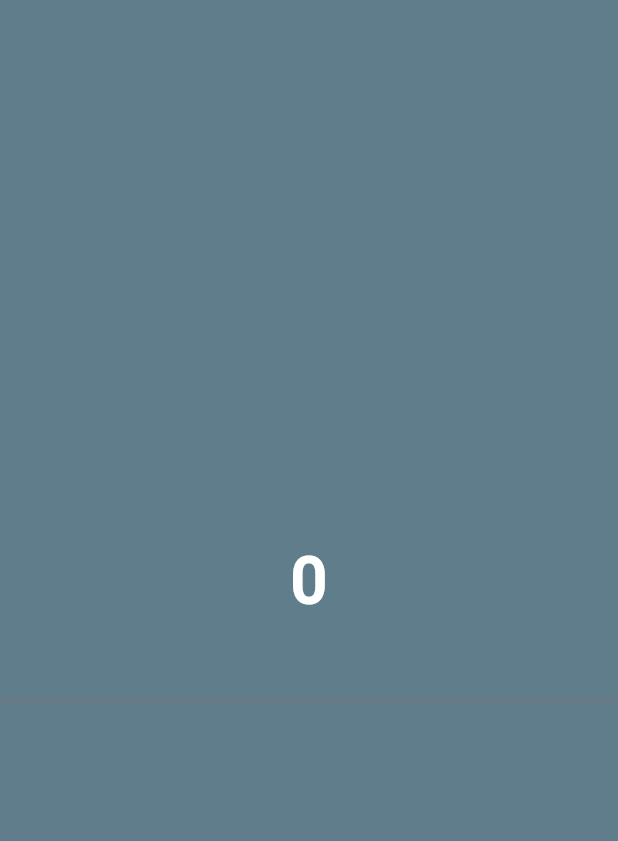
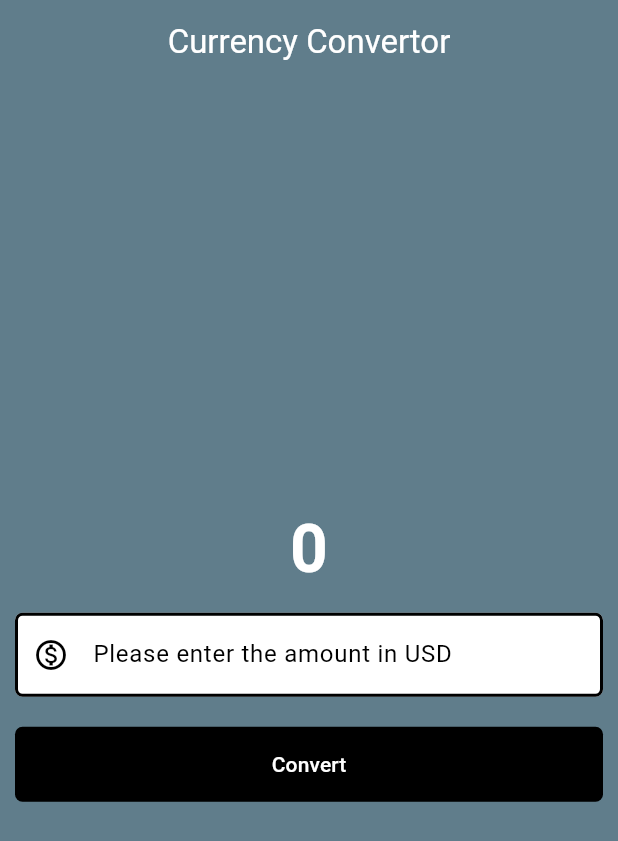
Before and after one commit to Pushpesh987/prac, a Flutter app: the screen it shows after launch, on a phone screen of 412 x 824 dp. Shown: the top 841 px of the screen. Run offline on Flutter 3.47's test engine with Material 3 defaults, Android fonts, the phone set to English and light mode, and no system bars.

Commit message:
currency convertor app static

```diff
--- a/lib/main.dart
+++ b/lib/main.dart
@@ -11,7 +11,7 @@ class MyApp extends StatelessWidget {
 
   @override
   Widget build(BuildContext context) {
-    return const MaterialApp(
+    return MaterialApp(
       debugShowCheckedModeBanner: false,
       home: CurrencyConvertorMaterialPage(),
     );
--- a/lib/pages/currency_convertor_page.dart
+++ b/lib/pages/currency_convertor_page.dart
@@ -1,24 +1,81 @@
+import 'package:flutter/foundation.dart';
 import 'package:flutter/material.dart';
 
 class CurrencyConvertorMaterialPage extends StatelessWidget {
-  const CurrencyConvertorMaterialPage({super.key});
+  CurrencyConvertorMaterialPage({super.key});
+
+  final border = OutlineInputBorder(
+    borderSide: const BorderSide(width: 2.0, style: BorderStyle.solid),
+    borderRadius: BorderRadius.circular(5),
+  );
 
   @override
   Widget build(BuildContext context) {
-    return const Scaffold(
+    return Scaffold(
       backgroundColor: Colors.blueGrey,
+      appBar: AppBar(
+        backgroundColor: Colors.blueGrey,
+        title: const Text(
+          "Currency Convertor",
+          style: TextStyle(color: Colors.white),
+        ),
+        centerTitle: true,
+      ),
       body: Center(
         child: Column(
           mainAxisAlignment: MainAxisAlignment.center,
           children: [
-            Text(
+            const Text(
               "0",
               style: TextStyle(
                   fontSize: 44,
                   fontWeight: FontWeight.bold,
                   color: Colors.white),
             ),
-            TextField(),
+            Padding(
+              padding: const EdgeInsets.all(10.0),
+              child: TextField(
+                style: const TextStyle(
+                  color: Colors.black,
+                ),
+                decoration: InputDecoration(
+                  hintText: "Please enter the amount in USD",
+                  hintStyle: const TextStyle(color: Colors.black),
+                  prefixIcon: const Icon(Icons.monetization_on_outlined),
+                  prefixIconColor: Colors.black,
+                  filled: true,
+                  fillColor: Colors.white,
+                  focusedBorder: border,
+                  enabledBorder: border,
+                ),
+                keyboardType: TextInputType.number,
+              ),
+            ),
+            Padding(
+              padding: const EdgeInsets.all(10.0),
+              child: TextButton(
+                onPressed: () {
+                  if (kDebugMode) {
+                    print("Button Clicked");
+                  }
+                },
+                style: const ButtonStyle(
+                  backgroundColor: WidgetStatePropertyAll(Colors.black),
+                  foregroundColor: WidgetStatePropertyAll(Colors.white),
+                  fixedSize: WidgetStatePropertyAll(Size(350, 50)),
+                  shape: WidgetStatePropertyAll(
+                    RoundedRectangleBorder(
+                      borderRadius: BorderRadius.all(
+                        Radius.circular(5),
+                      ),
+                    ),
+                  ),
+                  minimumSize:
+                      WidgetStatePropertyAll(Size(double.infinity, 50)),
+                ),
+                child: const Text("Convert"),
+              ),
+            ),
           ],
         ),
       ),
```
Also changed, not shown: 1 other file.
